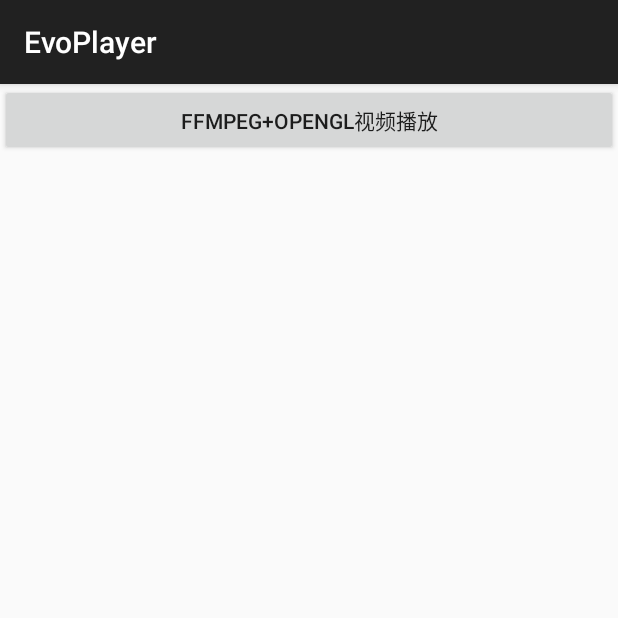
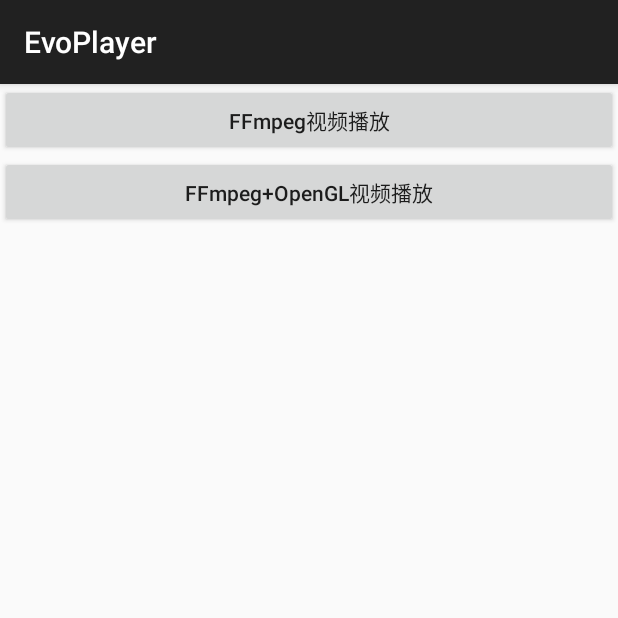
Before and after one commit to mruilab/EvoPlayer, an Android app: the screen it shows after launch (MainActivity), on a phone screen of 412 x 824 dp, the top half of it. Run offline under Robolectric (Android 15) with nearby library versions, the phone set to English and light mode, and no system bars; libraries missing offline, so code that uses them is left out: pub.devrel.easypermissions; 1 statement that could not run was skipped.

Commit message:
FFmpeg视频播放

```diff
--- a/app/src/main/AndroidManifest.xml
+++ b/app/src/main/AndroidManifest.xml
@@ -24,6 +24,10 @@
             </intent-filter>
         </activity>
         <activity
+            android:name=".FFmpegPlayerActivity"
+            android:configChanges="orientation|screenSize"
+            android:exported="true" />
+        <activity
             android:name=".FFGLPlayerActivity"
             android:configChanges="orientation|screenSize"
             android:exported="true" />
--- a/app/src/main/java/com/mruilab/evoplayer/MainActivity.kt
+++ b/app/src/main/java/com/mruilab/evoplayer/MainActivity.kt
@@ -50,11 +50,15 @@ class MainActivity : AppCompatActivity(), View.OnClickListener,
     }
 
     private fun setClickListeners() {
+        findViewById<Button>(R.id.ff_player).setOnClickListener(this)
         findViewById<Button>(R.id.ff_gl_player).setOnClickListener(this)
     }
 
     override fun onClick(view: View) {
         when (view.id) {
+            R.id.ff_player -> {
+                openDocument(FFmpegPlayerActivity::class.java)
+            }
             R.id.ff_gl_player -> {
                 openDocument(FFGLPlayerActivity::class.java)
             }
--- a/app/src/main/res/layout/activity_main.xml
+++ b/app/src/main/res/layout/activity_main.xml
@@ -5,9 +5,17 @@
     android:orientation="vertical">
 
     <Button
+        android:id="@+id/ff_player"
+        android:layout_width="match_parent"
+        android:layout_height="wrap_content"
+        android:text="FFmpeg视频播放"
+        android:textAllCaps="false" />
+
+    <Button
         android:id="@+id/ff_gl_player"
         android:layout_width="match_parent"
         android:layout_height="wrap_content"
-        android:text="FFmpeg+OpenGL视频播放" />
+        android:text="FFmpeg+OpenGL视频播放"
+        android:textAllCaps="false" />
 
 </LinearLayout>
```
Also changed, not shown: app/src/main/java/com/mruilab/evoplayer/FFmpegPlayerActivity.kt (added, +44 -0 lines), 2 other files.
